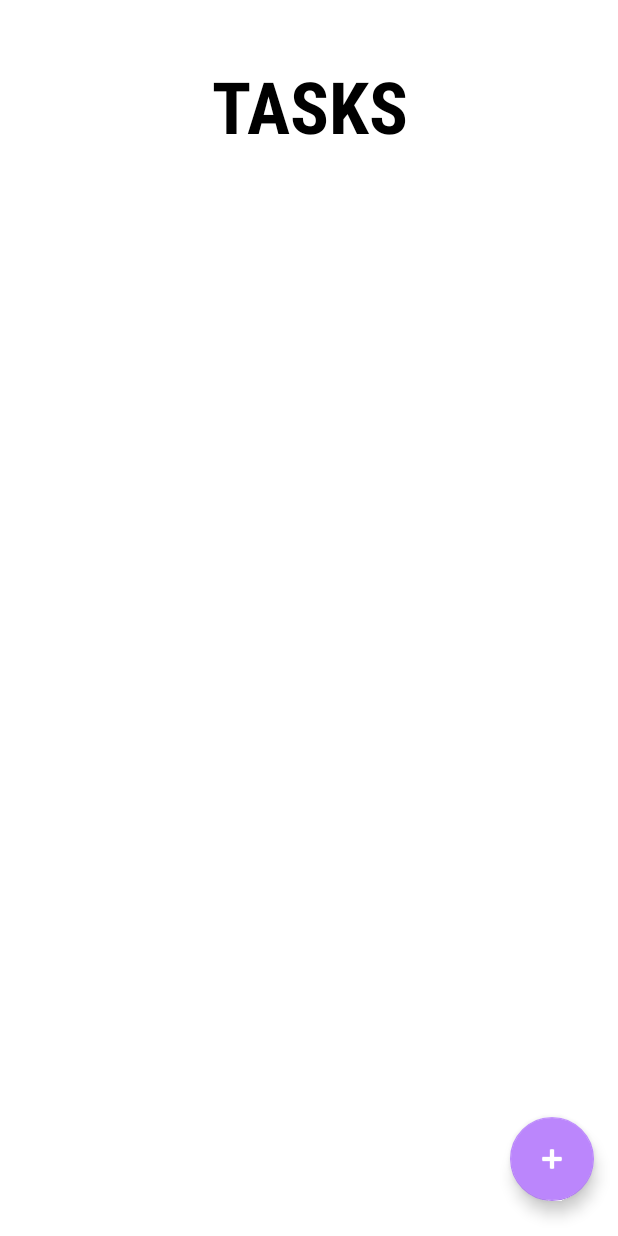
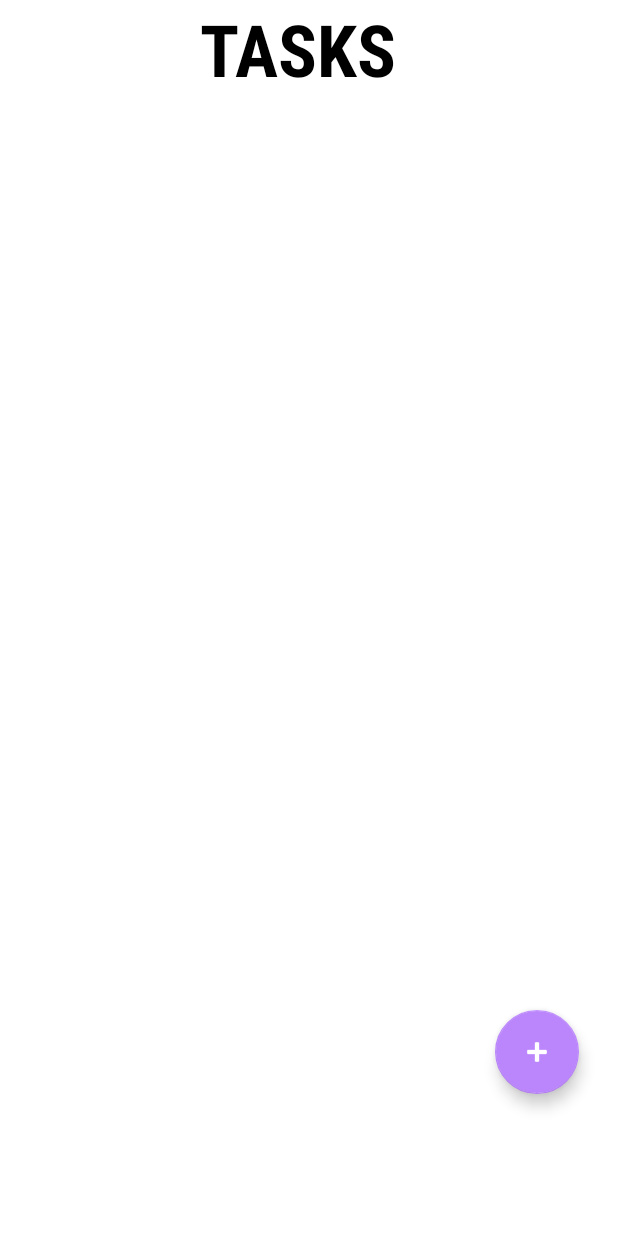
Before and after one commit to Mateocaicedo/Taller, an Android app: the screen it shows after launch (MainActivity), on a phone screen of 412 x 824 dp. Run offline under Robolectric (Android 15) with nearby library versions, the phone set to English and light mode, and no system bars.

Commit message:
falta dark mode y toque de diseño oiste pichon

```diff
--- a/app/src/main/res/layout/activity_main.xml
+++ b/app/src/main/res/layout/activity_main.xml
@@ -1,40 +1,22 @@
 <?xml version="1.0" encoding="utf-8"?>
-<androidx.constraintlayout.widget.ConstraintLayout xmlns:android="http://schemas.android.com/apk/res/android"
+<RelativeLayout xmlns:android="http://schemas.android.com/apk/res/android"
     xmlns:app="http://schemas.android.com/apk/res-auto"
     xmlns:tools="http://schemas.android.com/tools"
-    android:layout_width="match_parent"
-    android:layout_height="match_parent"
+    android:layout_width="wrap_content"
+    android:layout_height="wrap_content"
+    android:orientation="vertical"
     tools:context=".MainActivity">
-
-    <com.google.android.material.floatingactionbutton.FloatingActionButton
-        android:id="@+id/btnadd"
-        android:layout_width="wrap_content"
-        android:layout_height="wrap_content"
-        android:clickable="true"
-        app:backgroundTint="#BB86FC"
-        app:layout_constraintBottom_toBottomOf="parent"
-        app:layout_constraintEnd_toEndOf="parent"
-        app:layout_constraintHorizontal_bias="0.955"
-        app:layout_constraintStart_toStartOf="parent"
-        app:layout_constraintTop_toTopOf="parent"
-        app:layout_constraintVertical_bias="0.97"
-        app:srcCompat="@android:drawable/ic_input_add" />
-
-    <androidx.recyclerview.widget.RecyclerView
-        android:id="@+id/listareciclada"
-        android:layout_width="388dp"
-        android:layout_height="554dp"
-        app:layout_constraintBottom_toBottomOf="parent"
-        app:layout_constraintEnd_toEndOf="parent"
-        app:layout_constraintHorizontal_bias="0.533"
-        app:layout_constraintStart_toStartOf="parent"
-        app:layout_constraintTop_toTopOf="parent"
-        app:layout_constraintVertical_bias="0.51" />
 
     <TextView
         android:id="@+id/textView4"
         android:layout_width="169dp"
         android:layout_height="64dp"
+        android:layout_alignParentStart="true"
+        android:layout_alignParentTop="true"
+        android:layout_centerHorizontal="true"
+        android:layout_gravity="center"
+        android:layout_marginStart="113dp"
+        android:layout_marginTop="0dp"
         android:fontFamily="sans-serif-condensed-medium"
         android:text="TASKS"
         android:textAlignment="center"
@@ -48,4 +30,44 @@
         app:layout_constraintTop_toTopOf="parent"
         app:layout_constraintVertical_bias="0.05" />
 
-</androidx.constraintlayout.widget.ConstraintLayout>
+    <androidx.recyclerview.widget.RecyclerView
+        android:id="@+id/listareciclada"
+        android:layout_width="match_parent"
+        android:layout_height="715dp"
+        android:layout_alignParentStart="true"
+        android:layout_alignParentTop="true"
+        android:layout_alignParentEnd="true"
+        android:layout_centerHorizontal="true"
+        android:layout_gravity="center"
+        android:layout_marginStart="0dp"
+        android:layout_marginTop="57dp"
+        android:layout_marginEnd="0dp"
+        app:layout_constraintBottom_toBottomOf="parent"
+        app:layout_constraintEnd_toEndOf="parent"
+        app:layout_constraintHorizontal_bias="0.533"
+        app:layout_constraintStart_toStartOf="parent"
+        app:layout_constraintTop_toTopOf="parent"
+        app:layout_constraintVertical_bias="0.51">
+
+    </androidx.recyclerview.widget.RecyclerView>
+
+    <com.google.android.material.floatingactionbutton.FloatingActionButton
+        android:id="@+id/btnadd"
+        android:layout_width="wrap_content"
+        android:layout_height="wrap_content"
+        android:layout_alignParentTop="true"
+        android:layout_alignParentEnd="true"
+        android:layout_gravity="end"
+        android:layout_marginTop="673dp"
+        android:layout_marginEnd="26dp"
+        android:clickable="true"
+        app:backgroundTint="#BB86FC"
+        app:layout_constraintBottom_toBottomOf="parent"
+        app:layout_constraintEnd_toEndOf="parent"
+        app:layout_constraintHorizontal_bias="0.955"
+        app:layout_constraintStart_toStartOf="parent"
+        app:layout_constraintTop_toTopOf="parent"
+        app:layout_constraintVertical_bias="0.97"
+        app:srcCompat="@android:drawable/ic_input_add" />
+
+</RelativeLayout>
--- a/app/src/main/res/layout/list_element.xml
+++ b/app/src/main/res/layout/list_element.xml
@@ -57,6 +57,7 @@
                 android:layout_height="wrap_content"
                 android:layout_marginLeft="20dp"
                 android:layout_weight="1"
+                android:backgroundTint="#76DD57"
                 android:text="edit" />
 
             <Button
@@ -65,6 +66,8 @@
                 android:layout_height="wrap_content"
                 android:layout_marginLeft="20dp"
                 android:layout_weight="1"
+                android:backgroundTint="#E17373"
+                android:shadowColor="@color/white"
                 android:text="delete" />
         </LinearLayout>
     </androidx.cardview.widget.CardView>
```
